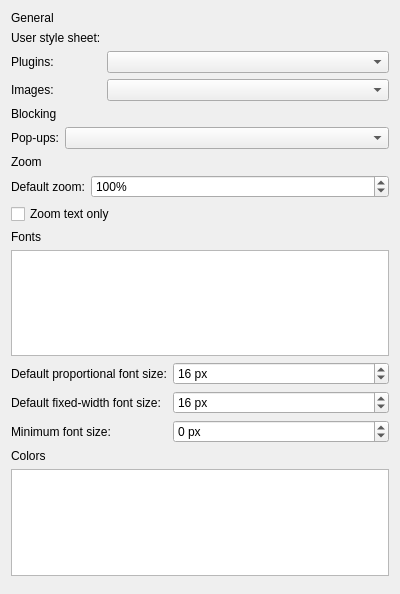
Above: src/modules/windows/preferences/ContentPreferencesPage.ui from OtterBrowser/otter-browser before the change. Below: the same form after it.
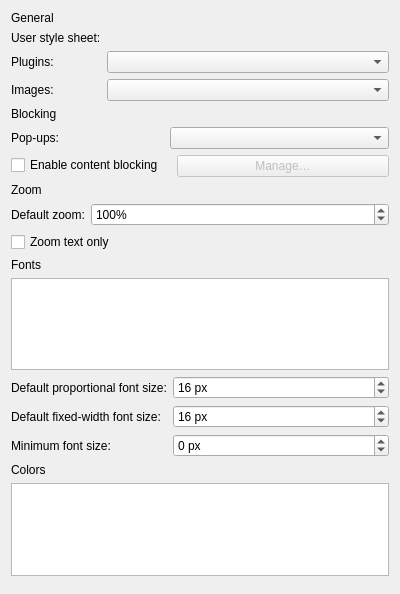
That is the form after the change. Custom widgets are drawn as their Qt base class.

Commit message: Expose content blocking toggle

Patch:
```diff
--- a/src/modules/windows/preferences/ContentPreferencesPage.ui
+++ b/src/modules/windows/preferences/ContentPreferencesPage.ui
@@ -86,6 +86,34 @@
      <item row="0" column="1">
       <widget class="QComboBox" name="popupsComboBox"/>
      </item>
+     <item row="1" column="0">
+      <widget class="QCheckBox" name="enableContentBlockingCheckBox">
+       <property name="text">
+        <string>Enable content blocking</string>
+       </property>
+      </widget>
+     </item>
+     <item row="1" column="1">
+      <layout class="QHBoxLayout" name="enableContentBlockingLayout">
+       <item>
+        <spacer name="enableContentBlockinglSpacer">
+         <property name="orientation">
+          <enum>Qt::Horizontal</enum>
+         </property>
+        </spacer>
+       </item>
+       <item>
+        <widget class="QPushButton" name="manageContentBlockingButton">
+         <property name="enabled">
+          <bool>false</bool>
+         </property>
+         <property name="text">
+          <string>Manage…</string>
+         </property>
+        </widget>
+       </item>
+      </layout>
+     </item>
     </layout>
    </item>
    <item>
```
The commit also changes 1 other file.
